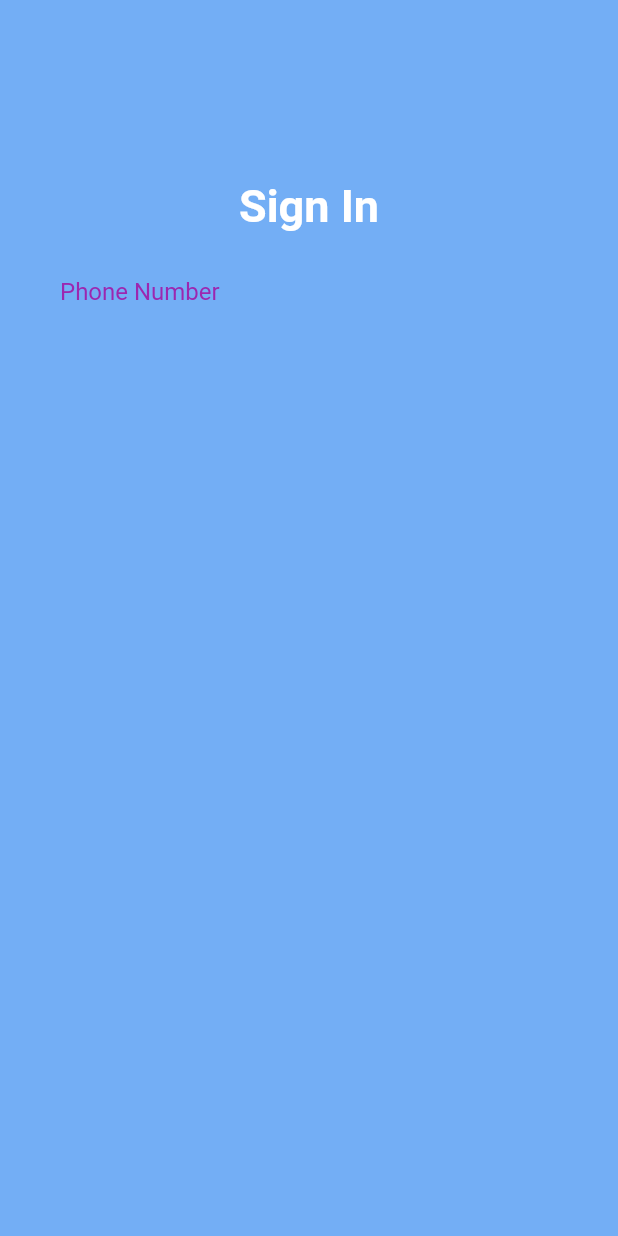
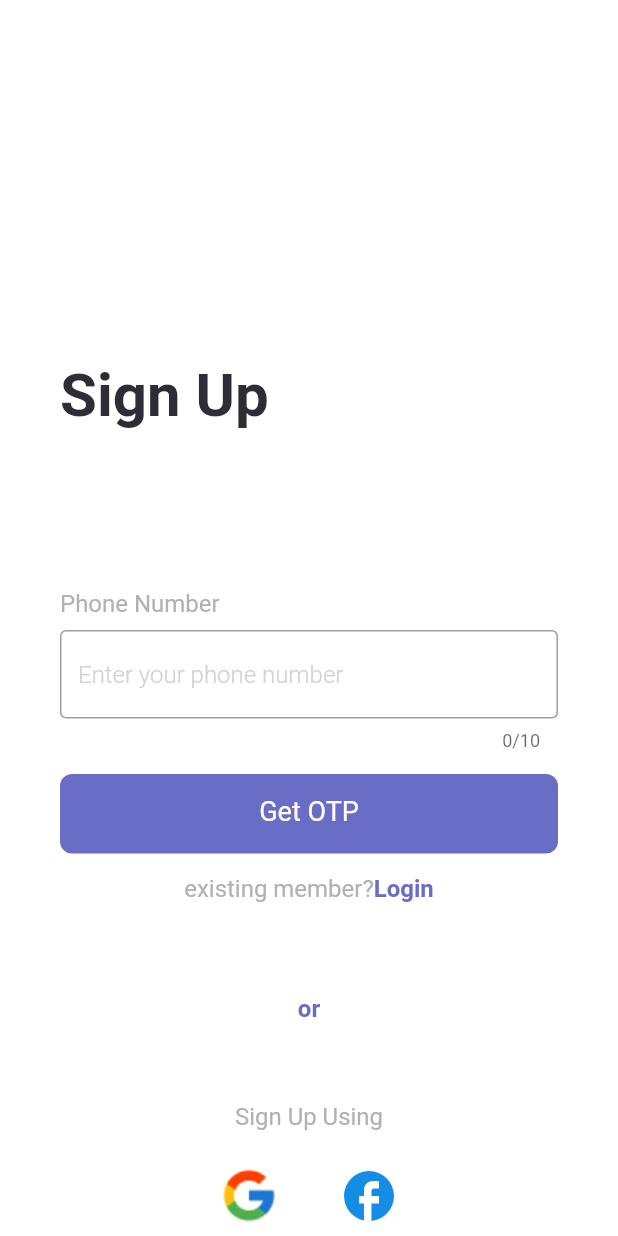
Before and after one commit to RisabhKedai/Rive-Tea, a Flutter app: the screen it shows after launch, on a phone screen of 412 x 824 dp. Run offline on Flutter 3.47's test engine with Material 2 defaults, Android fonts, the phone set to English and light mode, and no system bars; Roboto replaces fonts that are missing (Gilroy, Nexa).

Commit message:
signUp Page

```diff
--- a/lib/Pages/SignUp.dart
+++ b/lib/Pages/SignUp.dart
@@ -1,3 +1,5 @@
+// ignore_for_file: prefer_const_constructors
+
 import 'package:flutter/material.dart';
 
 class SignUp extends StatefulWidget {
@@ -20,7 +22,7 @@ class _SignUpState extends State<SignUp> {
               gradient: LinearGradient(
             begin: Alignment.topCenter,
             end: Alignment.bottomCenter,
-            colors: const [Color(0xFF73AEF5)],
+            colors: const [Color(0xFFFFFFFF)],
             stops: const [0.1],
           )),
         ),
@@ -33,34 +35,154 @@ class _SignUpState extends State<SignUp> {
               vertical: 120.0,
             ),
             child: Column(
-              mainAxisAlignment: MainAxisAlignment.center,
+              crossAxisAlignment: CrossAxisAlignment.start,
               children: <Widget>[
+                SizedBox(
+                  height: 120.0,
+                ),
                 Text(
-                  'Sign In',
+                  'Sign Up',
                   style: TextStyle(
-                    color: Colors.white,
-                    fontFamily: 'Nexa',
-                    fontSize: 30.0,
+                    color: Color.fromRGBO(46, 45, 54, 1),
+                    fontFamily: 'Gilroy',
+                    fontSize: 40.0,
                     fontWeight: FontWeight.bold,
                   ),
                 ),
-                SizedBox(height: 30.0),
+                SizedBox(height: 106.0),
                 Column(
                   crossAxisAlignment: CrossAxisAlignment.start,
+                  // ignore: prefer_const_literals_to_create_immutables
                   children: <Widget>[
                     Text(
                       'Phone Number',
                       style: TextStyle(
-                        color: Colors.purple,
-                        fontFamily: 'Nexa',
+                        color: Color.fromRGBO(177, 177, 177, 1),
+                        fontFamily: 'Gilroy',
                         fontSize: 16.0,
                         fontWeight: FontWeight.normal,
                       ),
                     ),
-                    SizedBox(height: 10.0),
+                    SizedBox(height: 8.0),
+                    SizedBox(
+                      height: 80,
+                      width: 333,
+                      child: TextField(
+                        // style: TextStyle(color: Color.fromRGBO(209, 209, 209, 1)),
+                        keyboardType: TextInputType.number,
+                        maxLength: 10,
+                        decoration: InputDecoration(
+                            fillColor: Color.fromRGBO(209, 209, 209, 1),
+                            border: OutlineInputBorder(),
+                            hintText: 'Enter your phone number',
+                            hintStyle: TextStyle(
+                              color: Color.fromRGBO(209, 209, 209, 1),
+                              fontFamily: 'Gilroy',
+                              fontSize: 16.0,
+                              fontWeight: FontWeight.w300,
+                            )),
+                      ),
+                    ),
+                    SizedBox(
+                      height: 16.0,
+                    ),
                     Container(
-                      alignment: Alignment.center,
-                      height: 60.0,
+                      width: 333.0,
+                      height: 53.0,
+                      decoration: BoxDecoration(
+                        borderRadius: BorderRadius.circular(8.0),
+                        color: Color.fromRGBO(105, 109, 198, 1),
+                      ),
+                      child: Center(
+                        child: Text(
+                          'Get OTP',
+                          style: TextStyle(
+                            fontFamily: 'Gilroy',
+                            fontSize: 18,
+                            color: Colors.white,
+                            height: 1,
+                          ),
+                          textAlign: TextAlign.center,
+                        ),
+                      ),
+                    ),
+                    SizedBox(
+                      height: 16,
+                    ),
+                    Center(
+                      // height: 16,
+                      // width: 333,
+                      // child: Center(
+                      child: Row(mainAxisAlignment: MainAxisAlignment.center,
+                          // ignore: prefer_const_literals_to_create_immutables
+                          children: <Widget>[
+                            Text(
+                              'existing member?',
+                              style: TextStyle(
+                                fontFamily: 'Gilroy',
+                                fontSize: 16,
+                                color: Color.fromRGBO(177, 177, 177, 1),
+                                height: 1,
+                              ),
+                              //textAlign: TextAlign.center,
+                            ),
+                            Text(
+                              'Login',
+                              style: TextStyle(
+                                  fontFamily: 'Gilroy',
+                                  fontSize: 16,
+                                  color: Color.fromRGBO(105, 109, 198, 1),
+                                  height: 1,
+                                  fontWeight: FontWeight.w600),
+                              // textAlign: TextAlign.center,
+                            ),
+                          ]),
+                    ),
+                    SizedBox(
+                      height: 64,
+                    ),
+                    Center(
+                      child: Text(
+                        'or',
+                        style: TextStyle(
+                            fontFamily: 'Gilroy',
+                            fontSize: 16,
+                            color: Color.fromRGBO(105, 109, 198, 1),
+                            height: 1,
+                            fontWeight: FontWeight.w600),
+                      ),
+                    ),
+                    SizedBox(
+                      height: 56,
+                    ),
+                    Center(
+                      child: Text(
+                        'Sign Up Using',
+                        style: TextStyle(
+                            fontFamily: 'Gilroy',
+                            fontSize: 16,
+                            color: Color.fromRGBO(177, 177, 177, 1),
+                            height: 1,
+                            fontWeight: FontWeight.normal),
+                      ),
+                    ),
+                    SizedBox(
+                      height: 24,
+                    ),
+                    Center(
+                      child: Row(mainAxisAlignment: MainAxisAlignment.center,
+                          // ignore: prefer_const_literals_to_create_immutables
+                          children: <Widget>[
+                            Image.asset('assets/Google.png'),
+                            SizedBox(
+                              width: 40,
+                            ),
+                            Icon(
+                              Icons.facebook,
+                              size: 40,
+                              color: Color.fromRGBO(19, 141, 229, 1),
+                            ),
+                          ]),
                     )
                   ],
                 )
--- a/pubspec.yaml
+++ b/pubspec.yaml
@@ -58,9 +58,9 @@ flutter:
   uses-material-design: true
 
   # To add assets to your application, add an assets section, like this:
-  # assets:
-  #   - images/a_dot_burr.jpeg
-  #   - images/a_dot_ham.jpeg
+  assets:
+    - assets/Google.png
+
 
   # An image asset can refer to one or more resolution-specific "variants", see
   # https://flutter.dev/assets-and-images/#resolution-aware.
```
Also changed, not shown: assets/Google.png (added), pubspec.lock, 1 other file.
